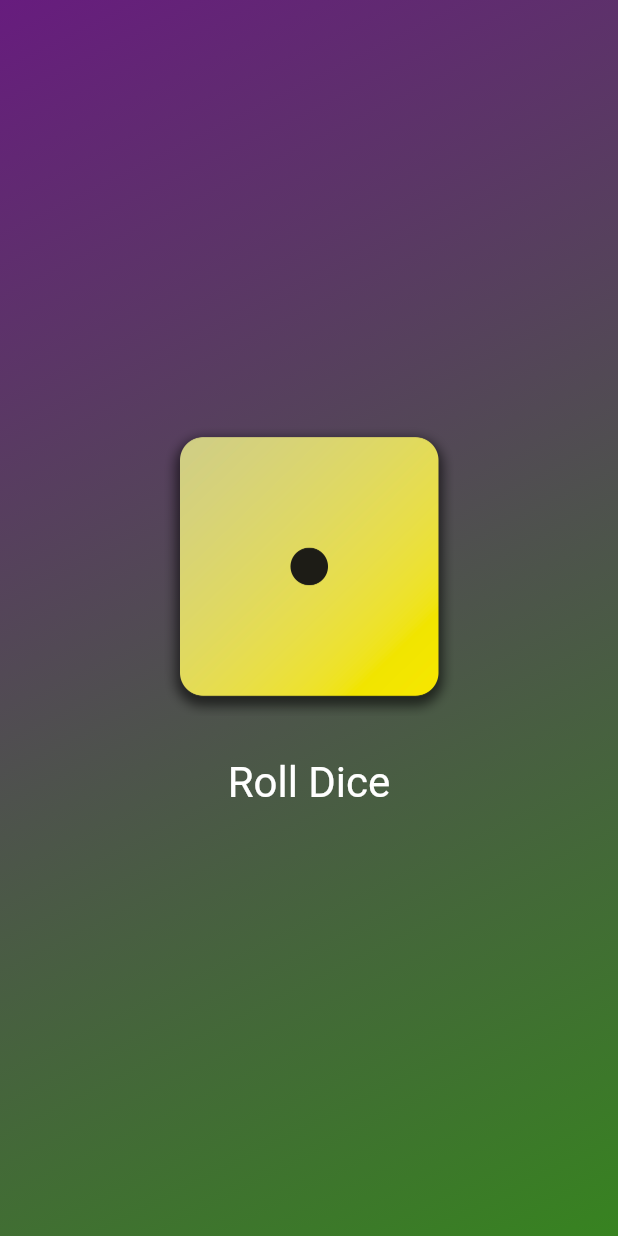
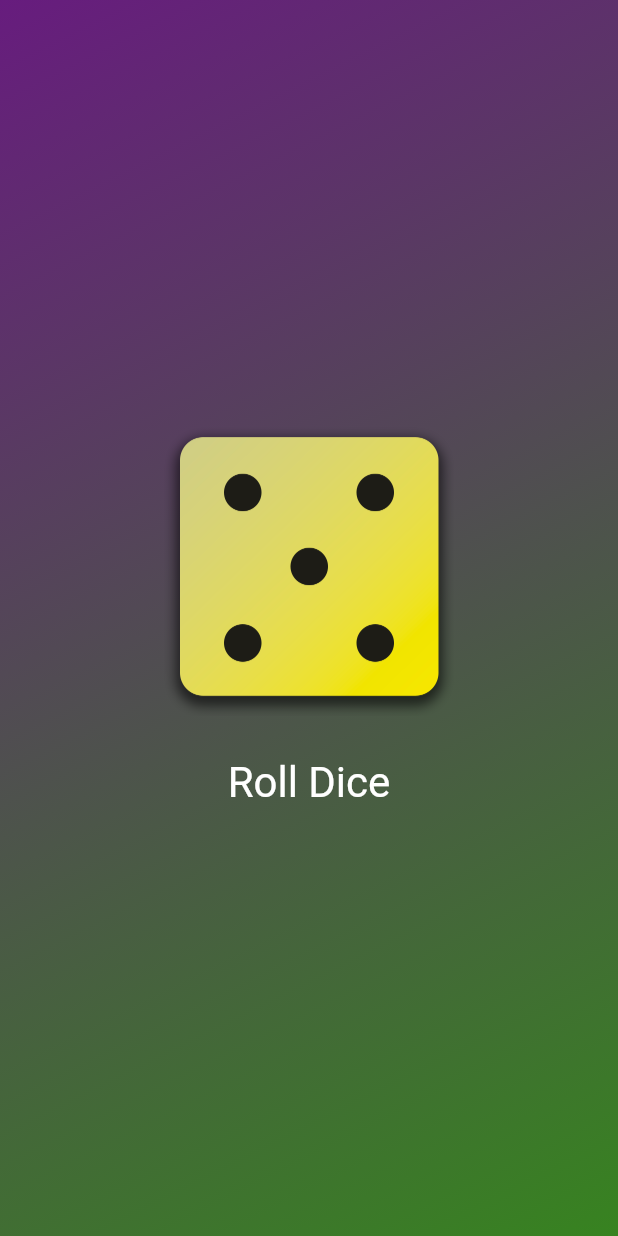
Before and after one commit to satyampra73/Roll_Dice, a Flutter app: the screen it shows after launch, after a tap on "Roll Dice", on a phone screen of 412 x 824 dp. Run offline on Flutter 3.47's test engine with Material 3 defaults, Android fonts, the phone set to English and light mode, and no system bars.

Commit message:
roll dice work done and app support for 64 bit added

```diff
--- /dev/null
+++ b/lib/dice_roller.dart
@@ -0,0 +1,50 @@
+import 'dart:math';
+import 'package:flutter/material.dart';
+
+final randomizer = Random();
+
+class DiceRoller extends StatefulWidget {
+  const DiceRoller({super.key});
+  @override
+  State<DiceRoller> createState() {
+    return _DiceRollerState();
+  }
+}
+
+class _DiceRollerState extends State<DiceRoller> {
+  var currentDiceRoll = 2;
+
+  void rollDice() {
+    setState(() {
+      int newRoll;
+      do {
+        newRoll = randomizer.nextInt(6) + 1;
+      } while (newRoll == currentDiceRoll);
+
+      currentDiceRoll = newRoll;
+    });
+  }
+
+  @override
+  Widget build(context) {
+    return Column(
+      mainAxisSize: MainAxisSize.min,
+      children: [
+        Image.asset("assets/images/dice-$currentDiceRoll.png", width: 200),
+        SizedBox(height: 20),
+        TextButton(
+          onPressed: rollDice,
+          style: TextButton.styleFrom(
+            // padding: EdgeInsets.only(
+            //   top: 20
+            // )
+            // ,
+            foregroundColor: Colors.white,
+            textStyle: TextStyle(fontSize: 28),
+          ),
+          child: Text("Roll Dice"),
+        ),
+      ],
+    );
+  }
+}
--- a/lib/gradient_container.dart
+++ b/lib/gradient_container.dart
@@ -1,9 +1,10 @@
 import 'package:flutter/material.dart';
+import 'package:rolldice/dice_roller.dart';
 
 var startAlignment = Alignment.topLeft;
 var endAlignment = Alignment.bottomRight;
 
-void rollDice() {}
+
 
 class GradientContainer extends StatelessWidget {
   const GradientContainer({super.key});
@@ -22,25 +23,7 @@
         ),
       ),
       child: Center(
-        child: Column(
-          mainAxisSize: MainAxisSize.min,
-          children: [
-            Image.asset("assets/images/dice-1.png", width: 200),
-            SizedBox(height: 20),
-            TextButton(
-              onPressed: rollDice,
-              style: TextButton.styleFrom(
-                // padding: EdgeInsets.only(
-                //   top: 20
-                // )
-                // ,
-                foregroundColor: Colors.white,
-                textStyle: TextStyle(fontSize: 28),
-              ),
-              child: Text("Roll Dice"),
-            ),
-          ],
-        ),
+        child: DiceRoller()
       ),
     );
   }
```
Also changed, not shown: 1 other file.
